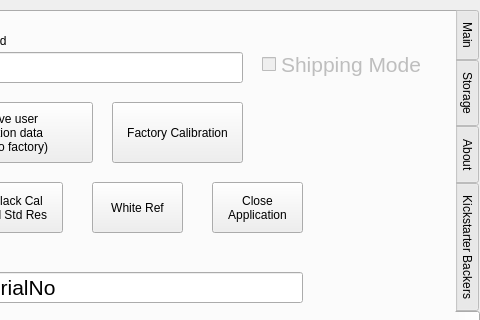
First picture: the form in src/utilwindow.ui, repository krontech/chronos-cam-app, before the edit; both pictures show x 320 to 800 and y 0 to 320 of the 800 by 480 pixel window.
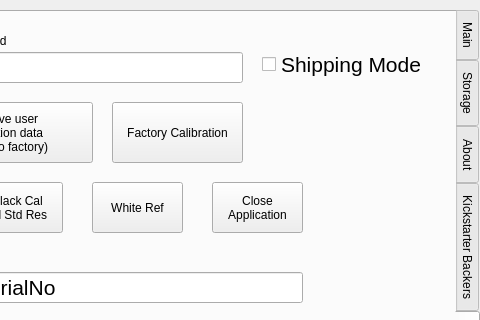
Second picture: the form after the edit. The open tabs and pages were chosen to show the change. Custom widgets are drawn as their Qt base class.

Diff of the .ui file:
```diff
--- a/src/utilwindow.ui
+++ b/src/utilwindow.ui
@@ -1578,7 +1578,7 @@
     </widget>
     <widget class="QCheckBox" name="chkShippingMode">
      <property name="enabled">
-      <bool>false</bool>
+      <bool>true</bool>
      </property>
      <property name="geometry">
       <rect>
```
Left out of the diff: 2 changed lines with no effect on the pictures.
